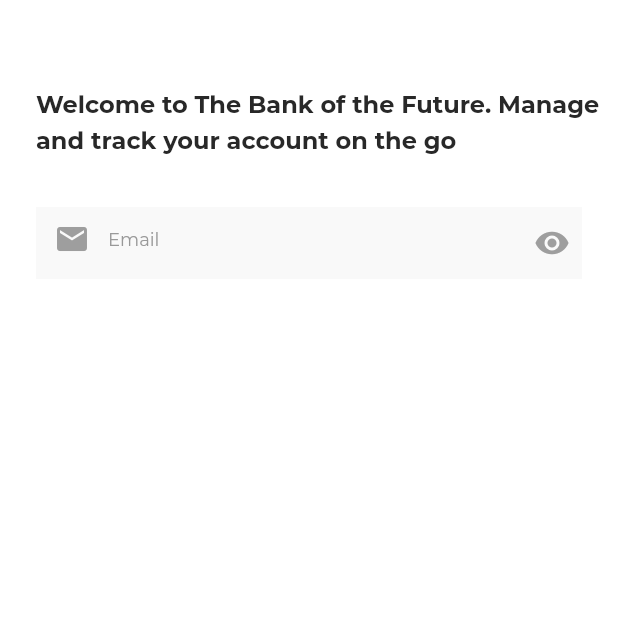
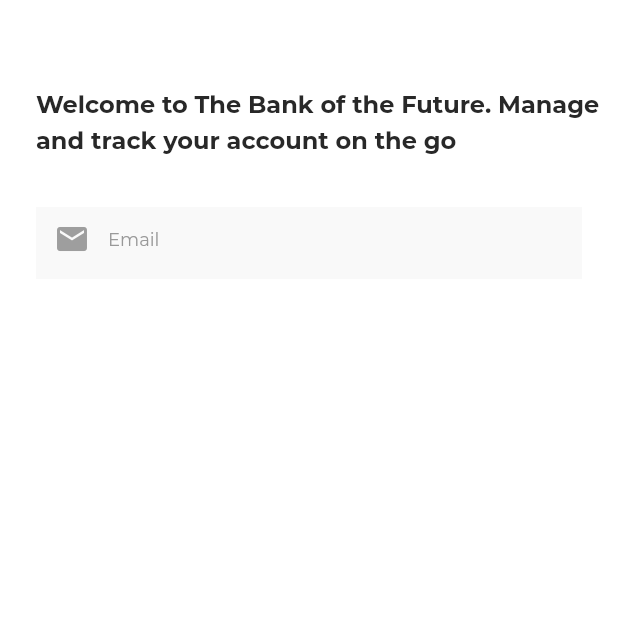
Before and after one commit to NickoPrasetio/ginFinansTest, a Flutter app: the screen it shows after launch, on a phone screen of 412 x 824 dp, the top half of it. Run offline on Flutter 3.47's test engine with Material 2 defaults, Android fonts, the phone set to English and light mode, and no system bars; our stand-ins replace flutter_bloc, get_it, sprintf; project files that could hold a hidden picture were left out.

```diff
--- a/lib/presentation/passwordPage/bloc/password_page_event.dart
+++ b/lib/presentation/passwordPage/bloc/password_page_event.dart
@@ -7,3 +7,8 @@ class ChangePasswordVisibility extends PasswordPageEvent {
   final bool isVisible;
   ChangePasswordVisibility(this.isVisible);
 }
+
+class ChangePasswordValue extends PasswordPageEvent {
+  final String password;
+  ChangePasswordValue(this.password);
+}
--- a/lib/presentation/welcomePage/bloc/welcome_page_bloc.dart
+++ b/lib/presentation/welcomePage/bloc/welcome_page_bloc.dart
@@ -1,6 +1,7 @@
 import 'package:flutter_bloc/flutter_bloc.dart';
 import 'package:ginFinans/presentation/welcomePage/bloc/welcome_page_event.dart';
 import 'package:ginFinans/presentation/welcomePage/bloc/welcome_page_state.dart';
+import 'package:ginFinans/util/regex_pattern.dart';
 
 
 class WelcomePageBloc extends Bloc<WelcomePageEvent, WelcomePageState> {
@@ -13,7 +14,7 @@ class WelcomePageBloc extends Bloc<WelcomePageEvent, WelcomePageState> {
       yield InitLoaded(false);
     }
     if (event is ChangeEmail) {
-      bool isValidEmail = RegExp(r"^[a-zA-Z0-9.a-zA-Z0-9.!#$%&'*+-/=?^_`{|}~]+@[a-zA-Z0-9]+\.[a-zA-Z]+").hasMatch(event.email);
+      bool isValidEmail = RegExp(RegexPattern.regexEmail).hasMatch(event.email);
       yield EmailChanged(isValid: isValidEmail);
     }
   }
--- a/lib/presentation/welcomePage/welcome_page.dart
+++ b/lib/presentation/welcomePage/welcome_page.dart
@@ -49,11 +49,12 @@ class _WelcomePageWidgetState extends State<WelcomePageWidget> {
     _welcomePageBloc = BlocProvider.of<WelcomePageBloc>(context);
   }
 
-@override
+  @override
   void dispose() {
     super.dispose();
     _emailController.dispose();
   }
+
   @override
   Widget build(BuildContext context) {
     return BlocBuilder<WelcomePageBloc, WelcomePageState>(
@@ -68,6 +69,7 @@ class _WelcomePageWidgetState extends State<WelcomePageWidget> {
             ReusableTextField(
               textChangeHandler: _emailController,
               hintText: I18n.getText(context, 'textEmail'),
+              prefixIcon: Icon(Icons.email, color: Colors.grey),
               obscureText: false,
               style: _welcomePageStyle.emailStyle,
               isValid: _isValidEmail,
--- a/lib/reusableUi/reusable_textfield.dart
+++ b/lib/reusableUi/reusable_textfield.dart
@@ -10,6 +10,8 @@ class ReusableTextField extends StatelessWidget {
     this.labelText,
     this.hintText,
     this.obscureText,
+    this.prefixIcon,
+    this.suffixIcon,
     this.errorText = '',
     this.isValid = true,
     this.textChangeHandler,
@@ -27,6 +29,7 @@ class ReusableTextField extends StatelessWidget {
 
   Function pressHandler;
   final String labelText, hintText, errorText, iconPath;
+  final Icon prefixIcon, suffixIcon;
   Size _size;
   FontStyle _fontStyle, _fontStyleHint;
   Color _fontColor, _fontColorHint;
@@ -73,19 +76,22 @@ class ReusableTextField extends StatelessWidget {
                   fontSize: _fontStyleHint.size,
                   color: _fontColorHint,
                 ),
-                suffixIcon: generateIconButton(),
-                prefixIcon: Container(padding: EdgeInsets.only(bottom: 5), child: Icon(Icons.email, color: Colors.grey)),
+                suffixIcon: null == suffixIcon ? null : generateIconButton(),
+                prefixIcon: null == prefixIcon ?
+                    null : Container(
+                        padding: EdgeInsets.only(bottom: 5),
+                        child: prefixIcon)
               ),
             ),
           )),
     );
   }
 
-    IconButton generateIconButton() {
+  IconButton generateIconButton() {
     return IconButton(
       padding: const EdgeInsets.only(left: 8, right: 8),
       alignment: Alignment.centerRight,
-      icon: Icon(Icons.remove_red_eye, color: Colors.grey),
+      icon: suffixIcon,
       onPressed: pressHandler,
       color: Palette.gray,
       autofocus: true,
--- /dev/null
+++ b/lib/util/regex_pattern.dart
@@ -0,0 +1,8 @@
+class RegexPattern {
+  static const regexEmail =
+      r"^[a-zA-Z0-9.a-zA-Z0-9.!#$%&'*+-/=?^_`{|}~]+@[a-zA-Z0-9]+\.[a-zA-Z]+";
+  static const regexNumber = '[0-9]';
+  static const regexLowerCase = r'^(?=.*?[a-z])';
+  static const regexUpperCase = r'^(?=.*?[A-Z])';
+  static const regexSpecialChar = r'^(?=.*?[!@#\$&*~£])';
+}
```
Also changed, not shown: lib/presentation/passwordPage/bloc/password_page_bloc.dart (+53 -7 lines), lib/presentation/passwordPage/bloc/password_pahe_state.dart (+10 -1 lines), lib/presentation/passwordPage/password_page.dart (+38 -19 lines), lib/presentation/passwordPage/style/password_page_style.dart (+7 -0 lines).
